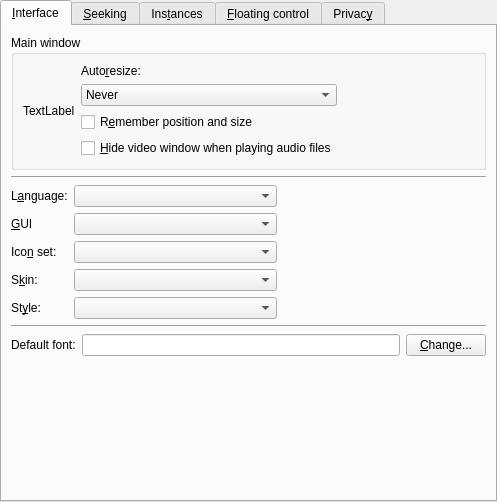
Before: the Qt Designer form src/prefinterface.ui in wilbert2000/wzplayer, drawn with Qt 5.
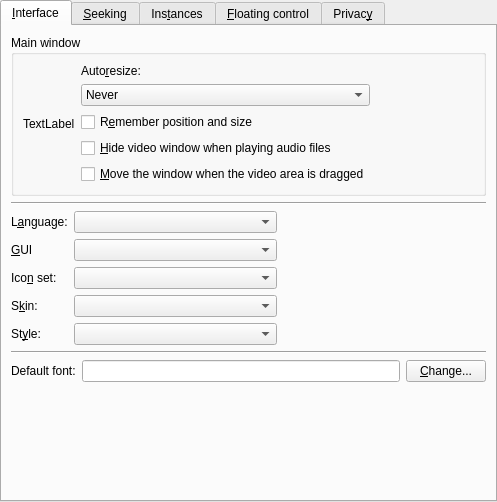
After: the same form once the commit is applied. Custom widgets are drawn as their Qt base class.

Commit message: Add the checkbox "Move the window when the video area is dragged" in preferences -> interface.

The edit to the form file:
```diff
--- a/src/prefinterface.ui
+++ b/src/prefinterface.ui
@@ -103,6 +103,13 @@
               </property>
              </widget>
             </item>
+            <item>
+             <widget class="QCheckBox" name="move_when_dragging_check">
+              <property name="text">
+               <string>&amp;Move the window when the video area is dragged</string>
+              </property>
+             </widget>
+            </item>
            </layout>
           </item>
           <item>
```
Left out of the diff: 1 changed line with no effect on the pictures. The commit also changes 4 other files.
